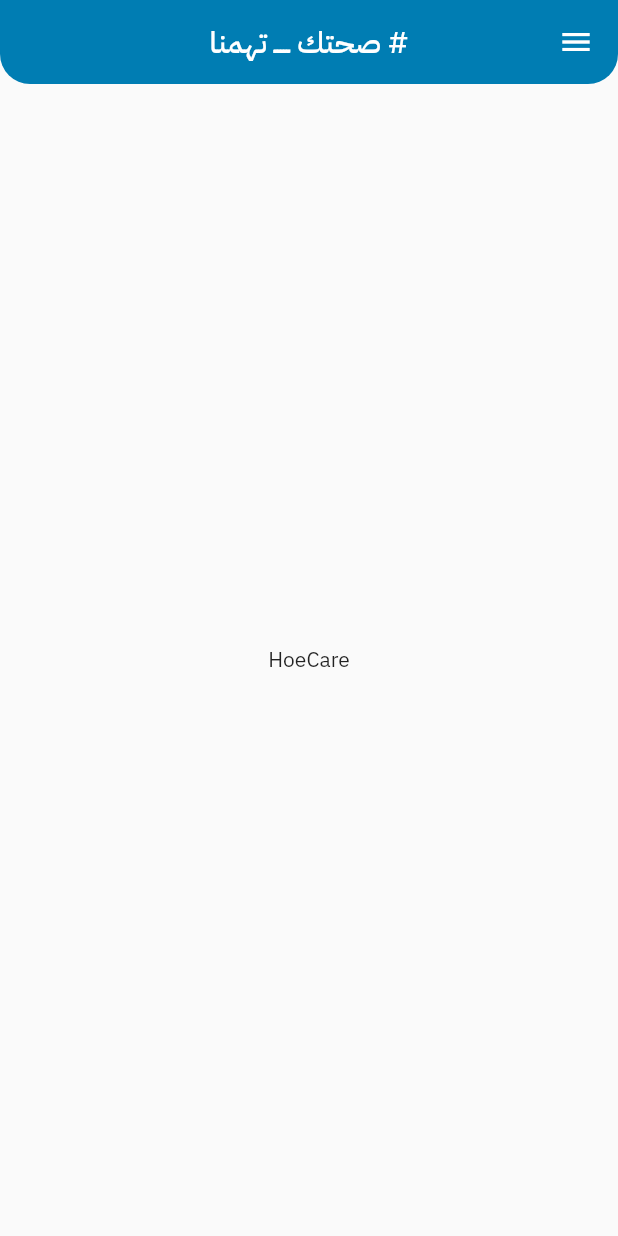
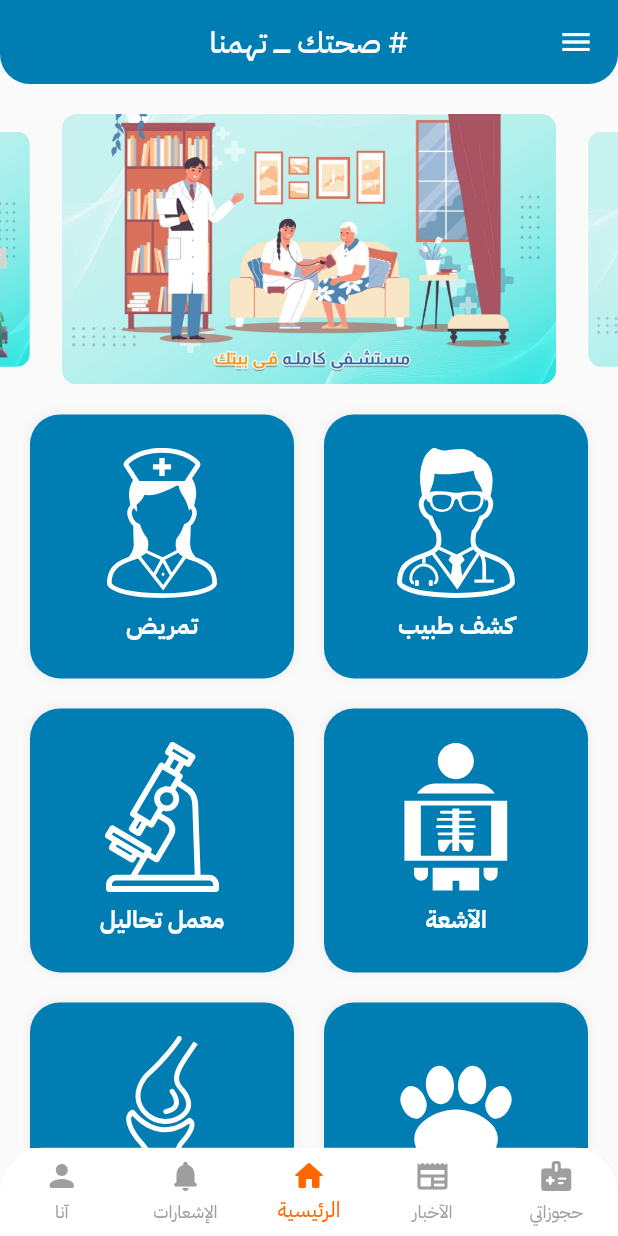
Before and after one commit to MoamenRabee/home_care, a Flutter app: the UserLayoutScreen screen opened directly, on a phone screen of 412 x 824 dp. Run offline on Flutter 3.47's test engine with Material 2 defaults, Android fonts, the phone set to English and light mode, and no system bars; drawn by our look-alikes of carousel_slider; our stand-ins replace bloc, cached_network_image, flutter_bloc, flutter_svg, smooth_page_indicator.

Commit message:
home layout

```diff
--- a/lib/constants/assets.dart
+++ b/lib/constants/assets.dart
@@ -10,4 +10,17 @@ class Assets {
    static const String onboardInjuredSVG = "assets/svg/onboard_injured.svg";
    static const String onboardLocationSVG = "assets/svg/onboard_location.svg";
    static const String onboardMedicineSVG = "assets/svg/onboard_medicine.svg";
+
+
+
+   static const String sliderImage1 = "assets/images/1.jpeg";
+   static const String sliderImage2 = "assets/images/2.jpeg";
+   static const String sliderImage3 = "assets/images/3.jpeg";
+   static const String sliderImage4 = "assets/images/4.jpeg";
+   static const String sliderImage5 = "assets/images/5.jpeg";
+   static const String sliderImage6 = "assets/images/6.jpeg";
+   static const String sliderImage7 = "assets/images/7.jpeg";
+
+
+
 }
--- a/lib/main.dart
+++ b/lib/main.dart
@@ -1,8 +1,8 @@
 import 'package:flutter/material.dart';
-import 'package:home_care/modules/user/layout/user_layout_sreen.dart';
+import 'package:flutter_bloc/flutter_bloc.dart';
+import 'package:home_care/modules/user/layout/cubit/cubit.dart';
 import 'package:home_care/theme/theme.dart';
 
-import 'modules/user/auth/user_login_screen.dart';
 import 'modules/user/onboarding/on_boarding_screen.dart';
 
 void main() {
@@ -14,11 +14,14 @@ class MyApp extends StatelessWidget {
 
   @override
   Widget build(BuildContext context) {
-    return MaterialApp(
+    return MultiBlocProvider(providers: [
+      BlocProvider<LayoutCubit>(create: (context) => LayoutCubit()),
+    ], child: MaterialApp(
       title: 'Home Care',
       theme: MyTheme.myTheme,
       debugShowCheckedModeBanner: false,
       home: OnBoardingScreen(),
-    );
+    ));
+
   }
 }
--- /dev/null
+++ b/lib/models/services_model.dart
@@ -0,0 +1,19 @@
+import 'package:home_care/constants/assets.dart';
+
+class ServicesModel{
+  String name;
+  String asset;
+  String route;
+  ServicesModel({required this.name,required this.asset,required this.route});
+
+  static List<ServicesModel> services = [
+    ServicesModel(name: "كشف طبيب", asset: Assets.doctorSVG, route: ""),
+    ServicesModel(name: "تمريض", asset: Assets.nurseSVG, route: ""),
+    ServicesModel(name: "الآشعة", asset: Assets.xRaySVG, route: ""),
+    ServicesModel(name: "معمل تحاليل", asset: Assets.laboratorySVG, route: ""),
+    ServicesModel(name: "كشف بيطري", asset: Assets.petsSVG, route: ""),
+    ServicesModel(name: "علاج طبيعي", asset: Assets.kneecapSVG, route: ""),
+  ];
+
+
+}
--- /dev/null
+++ b/lib/modules/user/booking/user_booking_screen.dart
@@ -0,0 +1,14 @@
+import 'package:flutter/material.dart';
+import 'package:flutter/src/widgets/framework.dart';
+import 'package:flutter/src/widgets/placeholder.dart';
+
+class UserBookingScreen extends StatelessWidget {
+  const UserBookingScreen({super.key});
+
+  @override
+  Widget build(BuildContext context) {
+    return Scaffold(
+      body: Center(child: Text("حجوزاتي"),),
+    );
+  }
+}
--- /dev/null
+++ b/lib/modules/user/home/user_home_screen.dart
@@ -0,0 +1,111 @@
+import 'package:carousel_slider/carousel_slider.dart';
+import 'package:flutter/material.dart';
+import 'package:flutter_svg/flutter_svg.dart';
+import 'package:home_care/constants/assets.dart';
+import 'package:home_care/models/services_model.dart';
+import 'package:home_care/theme/theme.dart';
+
+class UserHomeScreen extends StatelessWidget {
+  const UserHomeScreen({super.key});
+
+  @override
+  Widget build(BuildContext context) {
+    return Scaffold(
+      body: SingleChildScrollView(
+        child: Column(
+          children: [
+            const SizedBox(height: 20,),
+            CarouselSlider(
+                items: [
+                  _imageSlider(image: Assets.sliderImage1),
+                  _imageSlider(image: Assets.sliderImage2),
+                  _imageSlider(image: Assets.sliderImage3),
+                  _imageSlider(image: Assets.sliderImage4),
+                  _imageSlider(image: Assets.sliderImage5),
+                  _imageSlider(image: Assets.sliderImage6),
+                  _imageSlider(image: Assets.sliderImage7),
+                ],
+                options: CarouselOptions(
+                  aspectRatio: 16 / 7,
+                  viewportFraction: 0.8,
+                  initialPage: 0,
+                  enableInfiniteScroll: true,
+                  reverse: false,
+                  autoPlay: true,
+                  autoPlayInterval: Duration(seconds: 3),
+                  autoPlayAnimationDuration: Duration(milliseconds: 800),
+                  autoPlayCurve: Curves.fastOutSlowIn,
+                  enlargeCenterPage: true,
+                  enlargeFactor: 0.3,
+                  scrollDirection: Axis.horizontal,
+                )),
+            Padding(
+              padding: const EdgeInsets.all(20.0),
+              child: GridView.builder(
+                physics: const BouncingScrollPhysics(),
+                shrinkWrap: true,
+                itemCount: ServicesModel.services.length,
+                gridDelegate: const SliverGridDelegateWithFixedCrossAxisCount(
+                  crossAxisCount: 2,
+                  mainAxisSpacing: 20,
+                  crossAxisSpacing: 20,
+                ),
+                itemBuilder: (context, index) {
+                  return _card(servicesModel: ServicesModel.services[index]);
+                },
+              ),
+            ),
+          ],
+        ),
+      ),
+    );
+  }
+
+  Widget _imageSlider({required String image}) {
+    return ClipRRect(
+      borderRadius: BorderRadius.circular(10),
+      child: Image.asset(
+        image,
+        width: double.infinity,
+        height: double.infinity,
+        fit: BoxFit.cover,
+      ),
+    );
+  }
+
+  Widget _card({required ServicesModel servicesModel}) {
+    return Container(
+      width: 300,
+      padding: const EdgeInsets.all(15),
+      decoration: BoxDecoration(
+        color: MyColors.mainColor,
+        borderRadius: BorderRadius.circular(20),
+        boxShadow: [
+          BoxShadow(
+              color: Colors.grey.shade200,
+              offset: const Offset(0, 0),
+              blurRadius: 4,
+              spreadRadius: 1)
+        ],
+      ),
+      child: Column(
+        mainAxisAlignment: MainAxisAlignment.spaceEvenly,
+        children: [
+          SvgPicture.asset(
+            servicesModel.asset,
+            width: 100,
+            color: Colors.white,
+          ),
+          Text(
+            servicesModel.name,
+            style: const TextStyle(
+              fontSize: 16,
+              color: Colors.white,
+              fontWeight: FontWeight.bold,
+            ),
+          ),
+        ],
+      ),
+    );
+  }
+}
--- /dev/null
+++ b/lib/modules/user/layout/cubit/cubit.dart
@@ -0,0 +1,45 @@
+import 'package:bloc/bloc.dart';
+import 'package:flutter/material.dart';
+import 'package:flutter_bloc/flutter_bloc.dart';
+import 'package:home_care/modules/user/booking/user_booking_screen.dart';
+import 'package:home_care/modules/user/home/user_home_screen.dart';
+import 'package:home_care/modules/user/layout/cubit/states.dart';
+import 'package:home_care/modules/user/news/user_news_screen.dart';
+import 'package:home_care/modules/user/notification/user_notification_screen.dart';
+import 'package:home_care/modules/user/profile/user_profile_screen.dart';
+
+class LayoutCubit extends Cubit<LayoutStates> {
+  LayoutCubit() : super(LayoutInitState());
+
+  static LayoutCubit get(BuildContext context) => BlocProvider.of(context);
+
+  int currentIndex = 2;
+
+  List<Widget> screens =  [
+    UserBookingScreen(),
+    UserNewsScreen(),
+    UserHomeScreen(),
+    UserNotificationScreen(),
+    UserProfileScreen(),
+  ];
+
+  void changeLayoutScreen(int index){
+    currentIndex = index;
+    emit(LayoutChangePageState());
+  }
+
+
+
+  List<BottomNavigationBarItem> bottomNavigationBarItems = const [
+    BottomNavigationBarItem(
+      icon: Icon(Icons.medical_information_rounded),
+      label: "حجوزاتي",
+    ),
+    BottomNavigationBarItem(
+        icon: Icon(Icons.newspaper_rounded), label: "الآخبار"),
+    BottomNavigationBarItem(icon: Icon(Icons.home_rounded), label: "الرئيسية"),
+    BottomNavigationBarItem(
+        icon: Icon(Icons.notifications_rounded), label: "الإشعارات"),
+    BottomNavigationBarItem(icon: Icon(Icons.person_rounded), label: "آنا"),
+  ];
+}
--- /dev/null
+++ b/lib/modules/user/layout/cubit/states.dart
@@ -0,0 +1,4 @@
+abstract class LayoutStates{}
+
+class LayoutInitState extends LayoutStates{}
+class LayoutChangePageState extends LayoutStates{}
--- a/lib/modules/user/layout/user_layout_sreen.dart
+++ b/lib/modules/user/layout/user_layout_sreen.dart
@@ -1,6 +1,8 @@
 import 'package:flutter/material.dart';
-import 'package:flutter/src/widgets/framework.dart';
-import 'package:flutter/src/widgets/placeholder.dart';
+import 'package:flutter_bloc/flutter_bloc.dart';
+import 'package:home_care/modules/user/home/user_home_screen.dart';
+import 'package:home_care/modules/user/layout/cubit/cubit.dart';
+import 'package:home_care/modules/user/layout/cubit/states.dart';
 import 'package:home_care/modules/user/layout/widgets/drawer.dart';
 
 class UserLayoutScreen extends StatelessWidget {
@@ -8,18 +10,40 @@ class UserLayoutScreen extends StatelessWidget {
 
   @override
   Widget build(BuildContext context) {
+    LayoutCubit cubit = LayoutCubit.get(context);
     return Directionality(
       textDirection: TextDirection.rtl,
-      child: Scaffold(
+      child: BlocConsumer<LayoutCubit,LayoutStates>(
+        listener: (context,state){},
+        builder: (context,state) {
+          return Scaffold(
             drawer: MyDrawer(),
             appBar: AppBar(
               title: const Text("# صحتك ـــــ تهمنا"),
               centerTitle: true,
             ),
-        body: const Center(
-          child: Text("HoeCare"),
+            body: cubit.screens[cubit.currentIndex],
+            bottomNavigationBar:  ClipRRect(
+              borderRadius: const BorderRadius.only(
+                topLeft: Radius.circular(30),
+                topRight: Radius.circular(30),
+              ),
+              child: BottomNavigationBar(
+
+                onTap: (int index){
+                  cubit.changeLayoutScreen(index);
+                },
+
+                currentIndex: cubit.currentIndex,
+                elevation: 3,
+                items: cubit.bottomNavigationBarItems,
               ),
             ),
           );
         }
+      ),
+
+    );
+
   }
+}
--- /dev/null
+++ b/lib/modules/user/news/user_news_screen.dart
@@ -0,0 +1,12 @@
+import 'package:flutter/material.dart';
+
+class UserNewsScreen extends StatelessWidget {
+  const UserNewsScreen({super.key});
+
+  @override
+  Widget build(BuildContext context) {
+    return Scaffold(
+      body: Center(child: Text("الآخبار"),),
+    );
+  }
+}
--- /dev/null
+++ b/lib/modules/user/notification/user_notification_screen.dart
@@ -0,0 +1,14 @@
+import 'package:flutter/material.dart';
+
+class UserNotificationScreen extends StatelessWidget {
+  const UserNotificationScreen({super.key});
+
+  @override
+  Widget build(BuildContext context) {
+    return Scaffold(
+      body: Center(
+        child: Text("الآشعارات"),
+      ),
+    );
+  }
+}
--- /dev/null
+++ b/lib/modules/user/profile/user_profile_screen.dart
@@ -0,0 +1,12 @@
+import 'package:flutter/material.dart';
+
+class UserProfileScreen extends StatelessWidget {
+  const UserProfileScreen({super.key});
+
+  @override
+  Widget build(BuildContext context) {
+    return Scaffold(
+      body: Center(child: Text("الصفحة الشخصية"),),
+    );
+  }
+}
--- a/lib/theme/theme.dart
+++ b/lib/theme/theme.dart
@@ -11,6 +11,13 @@ class MyTheme {
               bottom: Radius.circular(20),
             ),
           ),
+      ),
+      bottomNavigationBarTheme: BottomNavigationBarThemeData(
+        selectedItemColor: MyColors.orangeColor,
+        unselectedItemColor: Colors.grey.shade500,
+        type: BottomNavigationBarType.fixed,
+        backgroundColor: Colors.white,
+        elevation: 0,
       ),
       primaryColor: MyColors.mainColor,
       fontFamily: MyFonts.myFont,
--- a/pubspec.yaml
+++ b/pubspec.yaml
@@ -42,6 +42,7 @@ dependencies:
   file_picker: ^5.2.4
   fluttertoast: ^8.1.2
   flutter_launcher_icons: "^0.11.0"
+  carousel_slider: ^4.2.1
   flutter:
     sdk: flutter
 
```
Also changed, not shown: assets/images/1.jpeg (added), assets/images/2.jpeg (added), assets/images/3.jpeg (added), assets/images/4.jpeg (added), assets/images/5.jpeg (added), assets/images/6.jpeg (added), assets/images/7.jpeg (added), pubspec.lock. Lines whose indentation alone changed are shown as unchanged.
